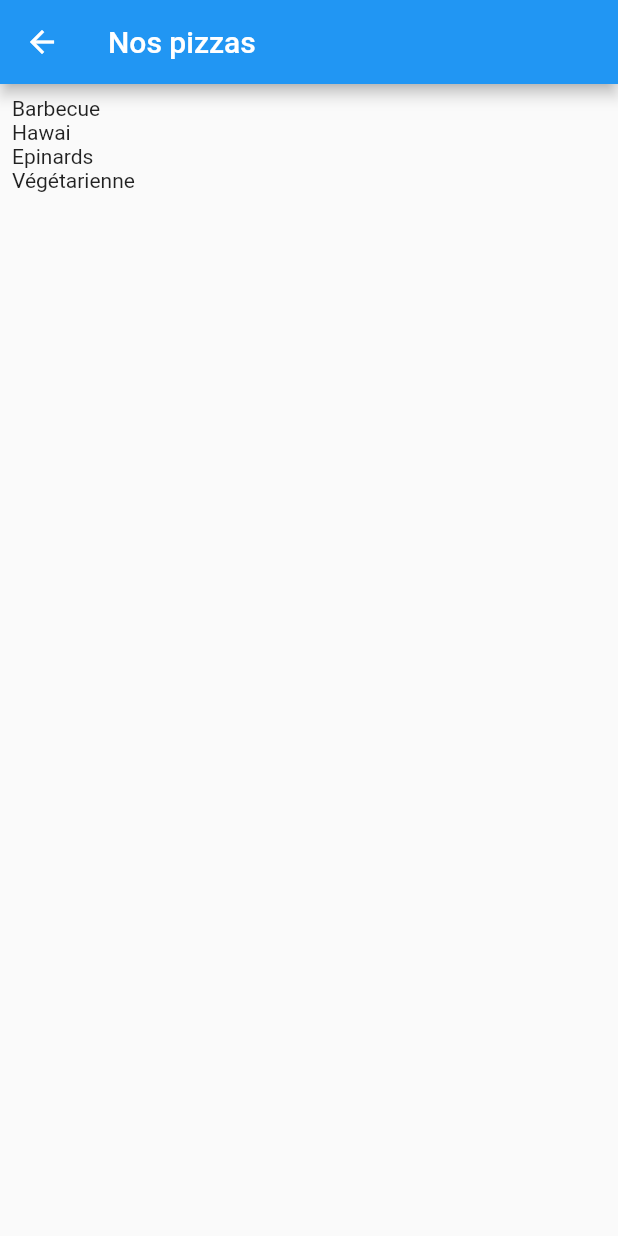
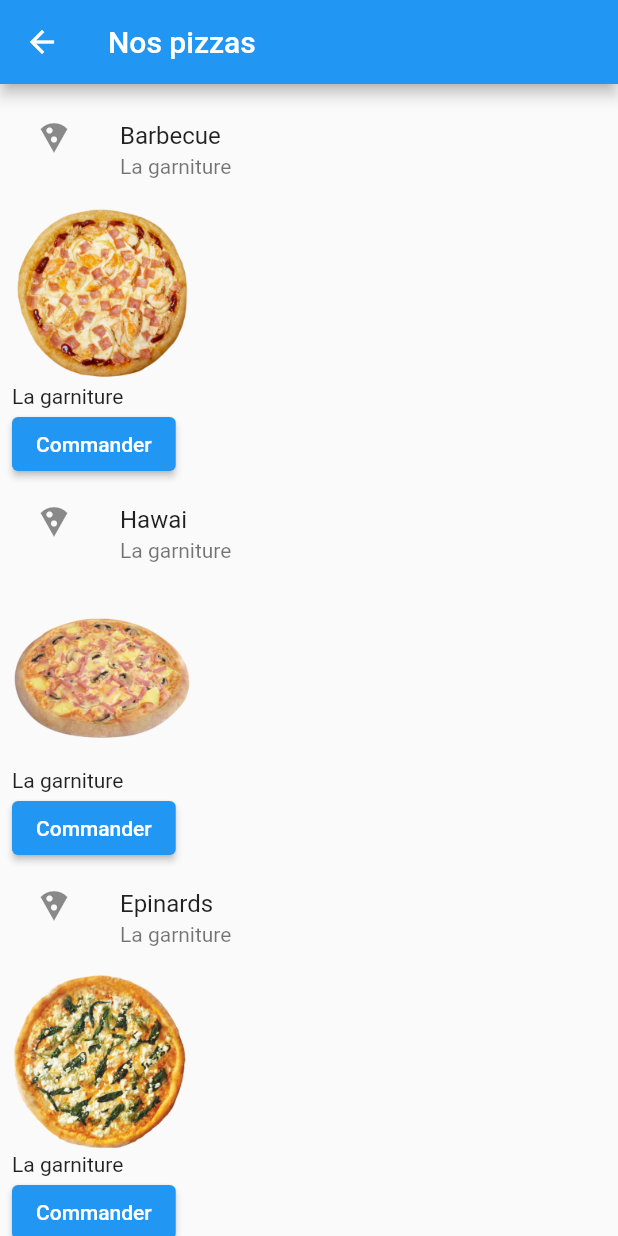
Before and after one commit to Galambur/EPSI_flutterDart, a Flutter app: the PizzaList screen opened directly, on a phone screen of 412 x 824 dp. Run offline on Flutter 3.47's test engine with Material 2 defaults, Android fonts, the phone set to English and light mode, and no system bars.

Commit message:
TD1 list pizzas images

```diff
--- a/lib/ui/pizza_list.dart
+++ b/lib/ui/pizza_list.dart
@@ -26,9 +26,34 @@ class _PizzaListState extends State<PizzaList> {
         padding: const EdgeInsets.all(8.0),
         itemCount: _pizzas.length,
         itemBuilder: (context, index) {
-          return Text(_pizzas[index].title);
+          return _buildRow(_pizzas[index]);
         },
       )
     );
   }
+
+  _buildRow(Pizza pizza) {
+    return Column(
+      crossAxisAlignment: CrossAxisAlignment.start,
+      children: [
+        ListTile(
+          title: Text(pizza.title),
+          subtitle: Text(pizza.garniture),
+          leading: Icon(Icons.local_pizza),
+        ),
+        Image.asset(
+          'assets/images/pizzas/${pizza.image}',
+          height: 120,
+          fit: BoxFit.fitWidth,
+        ),
+        Text(pizza.garniture),
+        ElevatedButton(
+          child: Text("Commander"),
+          onPressed: () {
+            print('Commander une pizza');
+          },
+        )
+      ],
+    );
+  }
 }
--- a/pubspec.yaml
+++ b/pubspec.yaml
@@ -60,6 +60,7 @@ flutter:
   # To add assets to your application, add an assets section, like this:
   assets:
      - assets/images/menus/
+     - assets/images/pizzas/
 
   # An image asset can refer to one or more resolution-specific "variants", see
   # https://flutter.dev/assets-and-images/#resolution-aware.
```
Also changed, not shown: assets/images/pizzas/pizza-bbq.jpg (added), assets/images/pizzas/pizza-capers.png (added), assets/images/pizzas/pizza-frankfurt.png (added), assets/images/pizzas/pizza-hawai.jpg (added), assets/images/pizzas/pizza-merguez.png (added), assets/images/pizzas/pizza-salami.png (added), assets/images/pizzas/pizza-sausage.png (added), assets/images/pizzas/pizza-spinach.jpg (added), assets/images/pizzas/pizza-vegetable.jpg (added).
